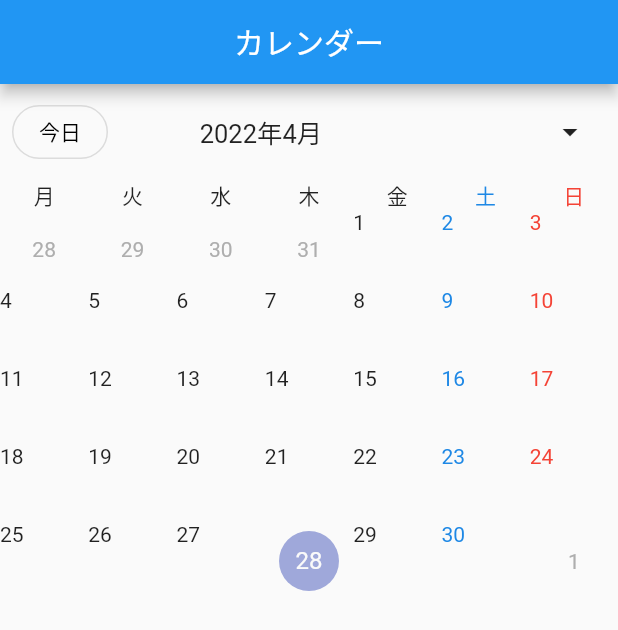
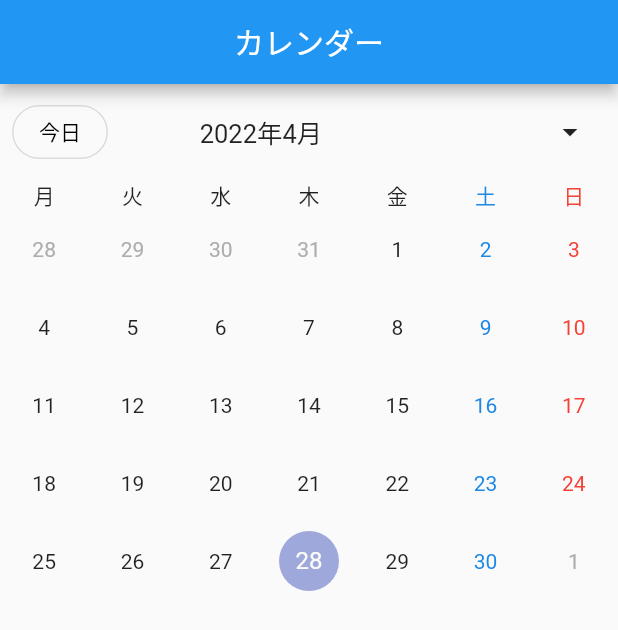
Before and after one commit to curitefl/schedule_management_app, a Flutter app: the screen it shows after launch, on a phone screen of 412 x 824 dp. Shown: the top 630 px of the screen. Run offline on Flutter 3.47's test engine with Material 2 defaults, Android fonts, the phone set to English and light mode, and no system bars; drawn by our look-alikes of table_calendar.

Commit message:
日にちの数字の位置が上方にずれていた問題を修正

```diff
--- a/lib/view/view/carendar_view.dart
+++ b/lib/view/view/carendar_view.dart
@@ -45,8 +45,7 @@ class CalendarView extends StatelessWidget {
                 );
               },
               defaultBuilder: (BuildContext context, DateTime day, DateTime focusedDay) {
-                return AnimatedContainer(
-                  duration: const Duration(milliseconds: 250),
+                return Center(
                   child: Text(
                     day.day.toString(),
                     style: TextStyle(
```
